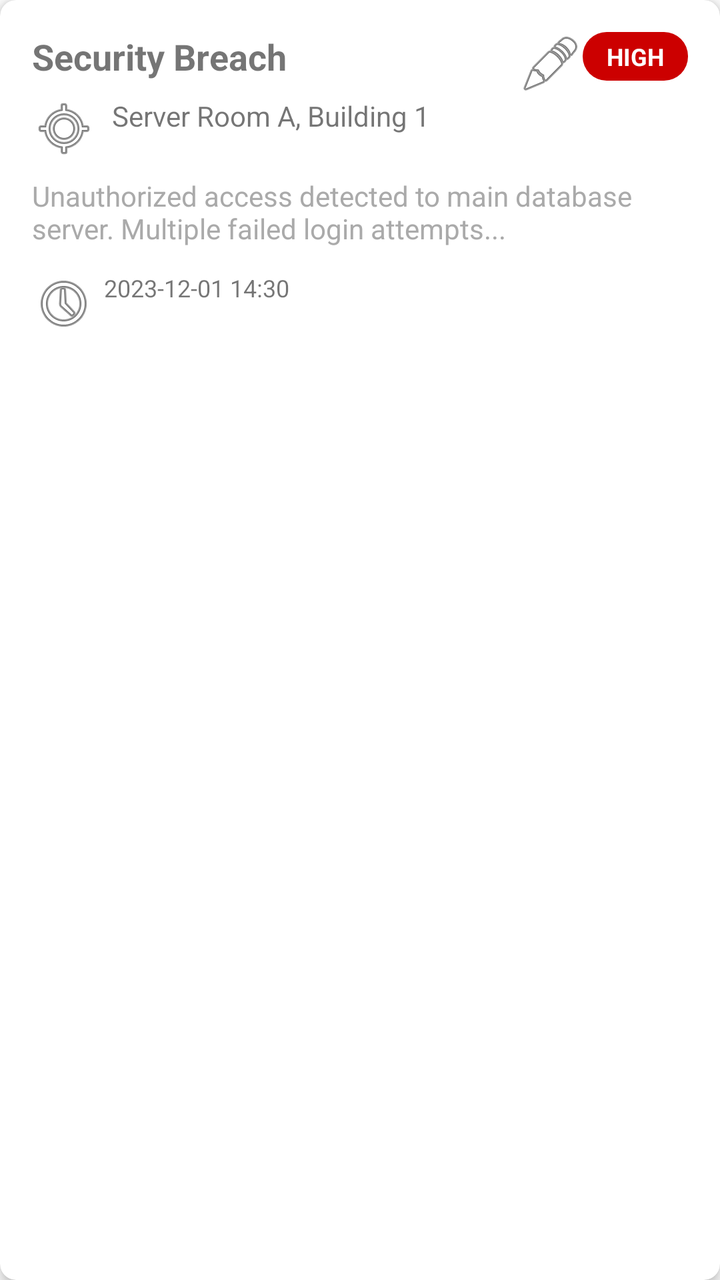
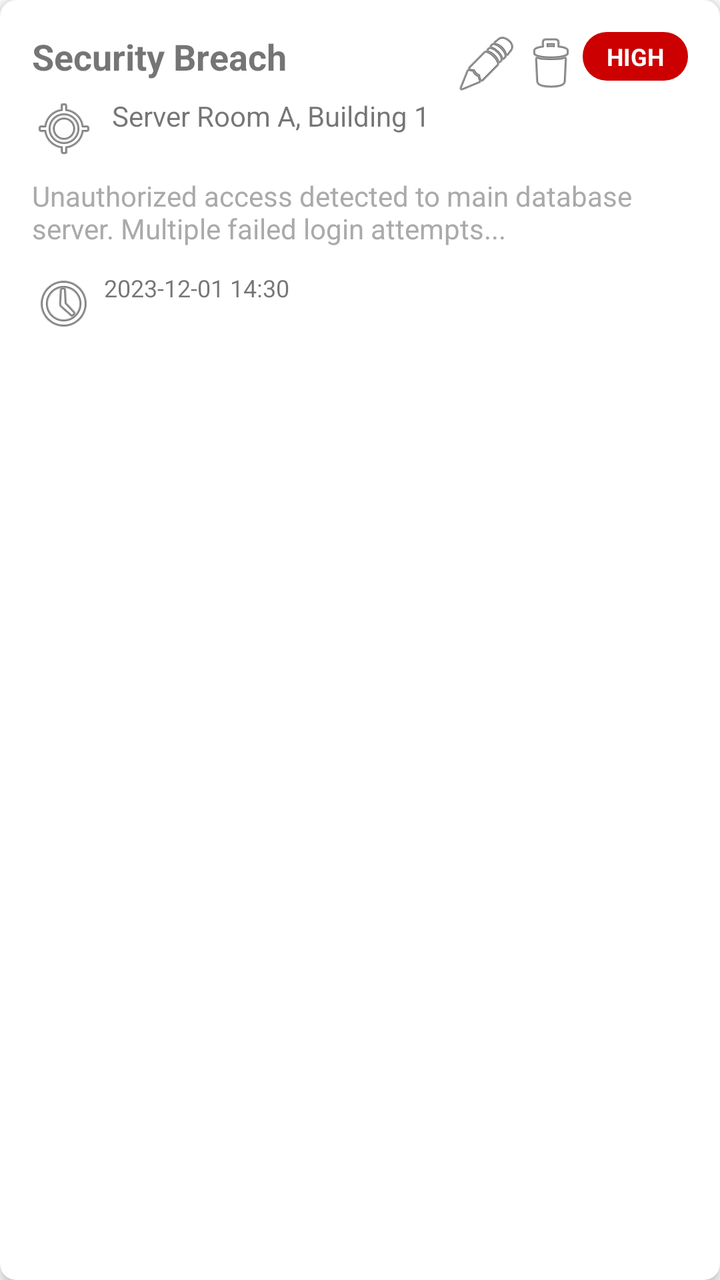

The first picture is an Android layout as it rendered before a commit; the second is the same layout after the commit. The layout source and the unified diff follow.
<!-- AndroidManifest.xml: application theme Theme.MyApplication -->
<!-- res/layout/item_incident.xml -->
<?xml version="1.0" encoding="utf-8"?>
<androidx.cardview.widget.CardView xmlns:android="http://schemas.android.com/apk/res/android"
    xmlns:app="http://schemas.android.com/apk/res-auto"
    android:layout_width="match_parent"
    android:layout_height="wrap_content"
    android:layout_margin="8dp"
    app:cardCornerRadius="8dp"
    app:cardElevation="4dp">

    <androidx.constraintlayout.widget.ConstraintLayout
        android:layout_width="match_parent"
        android:layout_height="wrap_content"
        android:padding="16dp">

        
        <TextView
            android:id="@+id/text_incident_type"
            android:layout_width="0dp"
            android:layout_height="wrap_content"
            android:text="Security Breach"
            android:textSize="18sp"
            android:textStyle="bold"
            app:layout_constraintEnd_toStartOf="@+id/btn_edit_incident"
            app:layout_constraintStart_toStartOf="parent"
            app:layout_constraintTop_toTopOf="parent" />

        
        <ImageButton
            android:id="@+id/btn_edit_incident"
            android:layout_width="32dp"
            android:layout_height="32dp"
            android:background="?attr/selectableItemBackgroundBorderless"
            android:src="@android:drawable/ic_menu_edit"
            android:contentDescription="Edit incident"
            app:layout_constraintEnd_toStartOf="@+id/text_severity"
            app:layout_constraintTop_toTopOf="parent" />

        
        <TextView
            android:id="@+id/text_severity"
            android:layout_width="wrap_content"
            android:layout_height="wrap_content"
            android:background="@drawable/severity_badge_high"
            android:paddingHorizontal="12dp"
            android:paddingVertical="4dp"
            android:text="HIGH"
            android:textColor="@android:color/white"
            android:textSize="12sp"
            android:textStyle="bold"
            app:layout_constraintEnd_toEndOf="parent"
            app:layout_constraintTop_toTopOf="parent" />

        
        <TextView
            android:id="@+id/text_location"
            android:layout_width="0dp"
            android:layout_height="wrap_content"
            android:layout_marginTop="8dp"
            android:drawableStart="@android:drawable/ic_menu_mylocation"
            android:drawablePadding="8dp"
            android:text="Server Room A, Building 1"
            android:textSize="14sp"
            app:layout_constraintEnd_toEndOf="parent"
            app:layout_constraintStart_toStartOf="parent"
            app:layout_constraintTop_toBottomOf="@+id/text_incident_type" />

        
        <TextView
            android:id="@+id/text_description"
            android:layout_width="0dp"
            android:layout_height="wrap_content"
            android:layout_marginTop="8dp"
            android:ellipsize="end"
            android:maxLines="2"
            android:text="Unauthorized access detected to main database server. Multiple failed login attempts..."
            android:textColor="@android:color/darker_gray"
            android:textSize="14sp"
            app:layout_constraintEnd_toEndOf="parent"
            app:layout_constraintStart_toStartOf="parent"
            app:layout_constraintTop_toBottomOf="@+id/text_location" />

        
        <androidx.recyclerview.widget.RecyclerView
            android:id="@+id/recycler_attachments"
            android:layout_width="0dp"
            android:layout_height="wrap_content"
            android:layout_marginTop="8dp"
            android:visibility="gone"
            app:layout_constraintEnd_toEndOf="parent"
            app:layout_constraintStart_toStartOf="parent"
            app:layout_constraintTop_toBottomOf="@+id/text_description" />

        
        <LinearLayout
            android:id="@+id/layout_footer"
            android:layout_width="0dp"
            android:layout_height="wrap_content"
            android:layout_marginTop="12dp"
            android:orientation="horizontal"
            app:layout_constraintEnd_toEndOf="parent"
            app:layout_constraintStart_toStartOf="parent"
            app:layout_constraintTop_toBottomOf="@+id/recycler_attachments">

            <TextView
                android:id="@+id/text_timestamp"
                android:layout_width="0dp"
                android:layout_height="wrap_content"
                android:layout_weight="1"
                android:drawableStart="@android:drawable/ic_menu_recent_history"
                android:drawablePadding="4dp"
                android:text="2023-12-01 14:30"
                android:textSize="12sp" />

            <TextView
                android:id="@+id/text_case_number"
                android:layout_width="wrap_content"
                android:layout_height="wrap_content"
                android:layout_marginStart="16dp"
                android:background="@drawable/case_number_badge"
                android:paddingHorizontal="8dp"
                android:paddingVertical="2dp"
                android:text="INC-2023-001"
                android:textSize="10sp"
                android:textStyle="bold"
                android:visibility="gone" />

            <TextView
                android:id="@+id/text_reported"
                android:layout_width="wrap_content"
                android:layout_height="wrap_content"
                android:layout_marginStart="8dp"
                android:drawableStart="@android:drawable/ic_menu_call"
                android:drawablePadding="4dp"
                android:text="Reported"
                android:textColor="@android:color/holo_green_dark"
                android:textSize="12sp"
                android:visibility="gone" />

        </LinearLayout>

    </androidx.constraintlayout.widget.ConstraintLayout>

</androidx.cardview.widget.CardView>
<!-- resources referenced by this layout -->
<resources>
  <!-- drawable case_number_badge (drawable) -->
  <?xml version="1.0" encoding="utf-8"?>
  <shape xmlns:android="http://schemas.android.com/apk/res/android"
      android:shape="rectangle">
      <solid android:color="@android:color/darker_gray" />
      <corners android:radius="8dp" />
  </shape>
  <!-- drawable severity_badge_high (drawable) -->
  <?xml version="1.0" encoding="utf-8"?>
  <shape xmlns:android="http://schemas.android.com/apk/res/android"
      android:shape="rectangle">
      <solid android:color="@android:color/holo_red_dark" />
      <corners android:radius="12dp" />
  </shape>
  <style name="Theme.MyApplication" parent="Theme.MaterialComponents.DayNight.DarkActionBar">
          
          <item name="colorPrimary">@color/purple_500</item>
          <item name="colorPrimaryVariant">@color/purple_700</item>
          <item name="colorOnPrimary">@color/white</item>
          
          <item name="colorSecondary">@color/teal_200</item>
          <item name="colorSecondaryVariant">@color/teal_700</item>
          <item name="colorOnSecondary">@color/black</item>
          
          <item name="android:statusBarColor">?attr/colorPrimaryVariant</item>
          
      </style>
  <color name="purple_500">#FF6200EE</color>
  <color name="purple_700">#FF3700B3</color>
  <color name="white">#FFFFFFFF</color>
  <color name="teal_200">#FF03DAC5</color>
  <color name="teal_700">#FF018786</color>
  <color name="black">#FF000000</color>
</resources>

<!-- the commit's change to res/layout/item_incident.xml (unified diff, before → after) -->
@@ -32,6 +32,17 @@
             android:background="?attr/selectableItemBackgroundBorderless"
             android:src="@android:drawable/ic_menu_edit"
             android:contentDescription="Edit incident"
+            app:layout_constraintEnd_toStartOf="@+id/btn_delete_incident"
+            app:layout_constraintTop_toTopOf="parent" />
+
+        
+        <ImageButton
+            android:id="@+id/btn_delete_incident"
+            android:layout_width="32dp"
+            android:layout_height="32dp"
+            android:background="?attr/selectableItemBackgroundBorderless"
+            android:src="@android:drawable/ic_menu_delete"
+            android:contentDescription="Delete incident"
             app:layout_constraintEnd_toStartOf="@+id/text_severity"
             app:layout_constraintTop_toTopOf="parent" />
 
